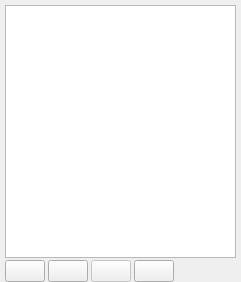
Qt form glue/app/qt/layer_tree_widget.ui (glue-viz/glue) before a commit.
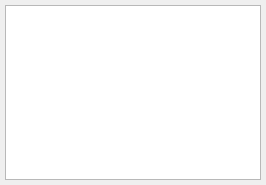
The same form after that commit. Custom widgets are drawn as their Qt base class.

Commit message: Reorganize buttons to place them all in toolbar

Diff of the .ui file:
```diff
--- a/glue/app/qt/layer_tree_widget.ui
+++ b/glue/app/qt/layer_tree_widget.ui
@@ -6,8 +6,8 @@
    <rect>
     <x>0</x>
     <y>0</y>
-    <width>241</width>
-    <height>282</height>
+    <width>266</width>
+    <height>185</height>
    </rect>
   </property>
   <property name="windowTitle">
@@ -17,18 +17,9 @@
      <property name="spacing">
       <number>2</number>
      </property>
-     <property name="leftMargin">
+   <property name="margin">
       <number>5</number>
      </property>
-     <property name="topMargin">
-      <number>5</number>
-     </property>
-     <property name="rightMargin">
-      <number>5</number>
-     </property>
-     <property name="bottomMargin">
-      <number>0</number>
-     </property>
      <item>
       <widget class="DataCollectionView" name="layerTree">
        <property name="sizePolicy">
@@ -42,92 +33,9 @@
        </property>
       </widget>
      </item>
-     <item>
-      <layout class="QHBoxLayout" name="button_row">
-       <property name="spacing">
-        <number>3</number>
-       </property>
-       <item>
-        <widget class="QPushButton" name="layerAddButton">
-         <property name="text">
-          <string/>
-         </property>
-         <property name="iconSize">
-          <size>
-           <width>18</width>
-           <height>18</height>
-          </size>
-         </property>
-        </widget>
-       </item>
-       <item>
-        <widget class="GlueActionButton" name="newSubsetButton">
-         <property name="text">
-          <string/>
-         </property>
-         <property name="iconSize">
-          <size>
-           <width>18</width>
-           <height>18</height>
-          </size>
-         </property>
-        </widget>
-       </item>
-       <item>
-        <widget class="QPushButton" name="layerRemoveButton">
-         <property name="enabled">
-          <bool>false</bool>
-         </property>
-         <property name="text">
-          <string/>
-         </property>
-         <property name="iconSize">
-          <size>
-           <width>18</width>
-           <height>18</height>
-          </size>
-         </property>
-        </widget>
-       </item>
-       <item>
-        <widget class="GlueActionButton" name="linkButton">
-         <property name="text">
-          <string/>
-         </property>
-         <property name="iconSize">
-          <size>
-           <width>18</width>
-           <height>18</height>
-          </size>
-         </property>
-        </widget>
-       </item>
-       <item>
-        <spacer name="horizontalSpacer">
-         <property name="orientation">
-          <enum>Qt::Horizontal</enum>
-         </property>
-         <property name="sizeType">
-          <enum>QSizePolicy::Expanding</enum>
-         </property>
-         <property name="sizeHint" stdset="0">
-          <size>
-           <width>20</width>
-           <height>20</height>
-          </size>
-         </property>
-        </spacer>
-       </item>
-      </layout>
-     </item>
 </layout>
  </widget>
  <customwidgets>
-  <customwidget>
-   <class>GlueActionButton</class>
-   <extends>QPushButton</extends>
-   <header>glue.app.qt.actions</header>
-  </customwidget>
   <customwidget>
    <class>DataCollectionView</class>
    <extends>QTreeView</extends>
```
Lines whose indentation alone changed are shown as unchanged. The commit also changes 4 other files.
